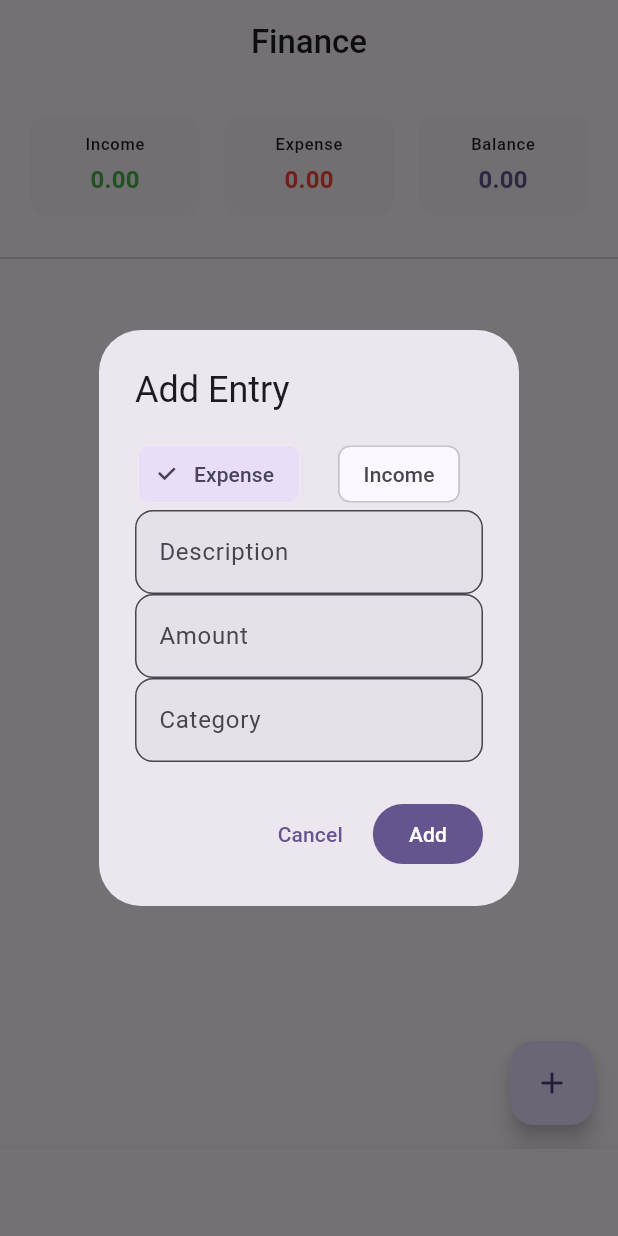
After one commit to lablogics/LifeLab, a Flutter app: the FinanceScreen screen opened by its route, after a tap on the "add" icon, on a phone screen of 412 x 824 dp. The commit adds this screen. Run offline on Flutter 3.47's test engine with Material 3 defaults, Android fonts, the phone set to English and light mode, and no system bars; our stand-ins replace dio, flutter_riverpod, flutter_secure_storage, go_router, isar; accounts and stored records are empty; generated files the repository leaves out were written again; network calls fail.

Commit message:
feat: add client-only features (Mail, Voice, Finance, Backup)

```diff
--- a/lib/app/router.dart
+++ b/lib/app/router.dart
@@ -22,6 +22,10 @@ import '../features/totp/presentation/totp_screen.dart';
 import '../features/photos/presentation/photos_screen.dart';
 import '../features/drive/presentation/drive_screen.dart';
 import 'settings_screen.dart';
+import '../features/mail/presentation/mail_screen.dart';
+import '../features/voice/presentation/voice_screen.dart';
+import '../features/finance/presentation/finance_screen.dart';
+import '../features/backup/presentation/backup_screen.dart';
 final routerProvider = Provider<GoRouter>((ref) {
   final auth = ref.watch(authProvider);
   return GoRouter(
@@ -65,6 +69,10 @@ final routerProvider = Provider<GoRouter>((ref) {
           GoRoute(path: '/photos', builder: (context, state) => const PhotosScreen()),
           GoRoute(path: '/drive', builder: (context, state) => const DriveScreen()),
           GoRoute(path: '/settings', builder: (context, state) => const SettingsScreen()),
+          GoRoute(path: '/mail', builder: (context, state) => const MailScreen()),
+          GoRoute(path: '/voice', builder: (context, state) => const VoiceScreen()),
+          GoRoute(path: '/finance', builder: (context, state) => const FinanceScreen()),
+          GoRoute(path: '/backup', builder: (context, state) => const BackupScreen()),
         ],
       ),
     ],
--- /dev/null
+++ b/lib/features/finance/data/finance_providers.dart
@@ -0,0 +1,33 @@
+import 'package:flutter_riverpod/flutter_riverpod.dart';
+
+class FinanceEntry {
+  final String id;
+  final String description;
+  final double amount;
+  final String category;
+  final bool isExpense;
+  final int date;
+  const FinanceEntry({required this.id, required this.description, required this.amount, required this.category, this.isExpense = true, this.date = 0});
+}
+
+class FinanceState {
+  final List<FinanceEntry> entries;
+  const FinanceState({this.entries = const []});
+  FinanceState copyWith({List<FinanceEntry>? entries}) => FinanceState(entries: entries ?? this.entries);
+  double get totalIncome => entries.where((e) => !e.isExpense).fold(0, (s, e) => s + e.amount);
+  double get totalExpense => entries.where((e) => e.isExpense).fold(0, (s, e) => s + e.amount);
+  double get balance => totalIncome - totalExpense;
+}
+
+class FinanceNotifier extends StateNotifier<FinanceState> {
+  FinanceNotifier() : super(const FinanceState());
+
+  void addEntry(String description, double amount, String category, bool isExpense) {
+    final entry = FinanceEntry(id: DateTime.now().millisecondsSinceEpoch.toString(), description: description, amount: amount, category: category, isExpense: isExpense, date: DateTime.now().millisecondsSinceEpoch);
+    state = state.copyWith(entries: [...state.entries, entry]);
+  }
+
+  void deleteEntry(String id) => state = state.copyWith(entries: state.entries.where((e) => e.id != id).toList());
+}
+
+final financeProvider = StateNotifierProvider<FinanceNotifier, FinanceState>((ref) => FinanceNotifier());
--- /dev/null
+++ b/lib/features/finance/presentation/finance_screen.dart
@@ -0,0 +1,65 @@
+import 'package:flutter/material.dart';
+import 'package:flutter_riverpod/flutter_riverpod.dart';
+import '../data/finance_providers.dart';
+
+class FinanceScreen extends ConsumerWidget {
+  const FinanceScreen({super.key});
+
+  @override
+  Widget build(BuildContext context, WidgetRef ref) {
+    final state = ref.watch(financeProvider);
+    final theme = Theme.of(context);
+
+    return Scaffold(
+      appBar: AppBar(title: const Text('Finance')),
+      floatingActionButton: FloatingActionButton(onPressed: () => _showAddDialog(context, ref), child: const Icon(Icons.add)),
+      body: Column(children: [
+        Padding(padding: const EdgeInsets.all(16), child: Row(children: [
+          Expanded(child: _SummaryCard(title: 'Income', amount: state.totalIncome, color: Colors.green)),
+          const SizedBox(width: 8),
+          Expanded(child: _SummaryCard(title: 'Expense', amount: state.totalExpense, color: Colors.red)),
+          const SizedBox(width: 8),
+          Expanded(child: _SummaryCard(title: 'Balance', amount: state.balance, color: theme.colorScheme.primary)),
+        ])),
+        const Divider(),
+        Expanded(child: state.entries.isEmpty
+            ? Center(child: Text('No entries yet', style: theme.textTheme.bodyLarge))
+            : ListView.builder(itemCount: state.entries.length, itemBuilder: (ctx, i) {
+                final e = state.entries[i];
+                return ListTile(leading: Icon(e.isExpense ? Icons.arrow_downward : Icons.arrow_upward, color: e.isExpense ? Colors.red : Colors.green), title: Text(e.description), subtitle: Text(e.category), trailing: Text('${e.isExpense ? '-' : '+'}${e.amount.toStringAsFixed(2)}', style: TextStyle(color: e.isExpense ? Colors.red : Colors.green, fontWeight: FontWeight.bold)));
+              })),
+      ]),
+    );
+  }
+
+  void _showAddDialog(BuildContext context, WidgetRef ref) {
+    final descCtrl = TextEditingController();
+    final amountCtrl = TextEditingController();
+    final catCtrl = TextEditingController();
+    bool isExpense = true;
+
+    showDialog(context: context, builder: (ctx) => StatefulBuilder(builder: (ctx, setDialogState) => AlertDialog(
+      title: const Text('Add Entry'),
+      content: SingleChildScrollView(child: Column(mainAxisSize: MainAxisSize.min, children: [
+        Row(children: [Expanded(child: ChoiceChip(label: const Text('Expense'), selected: isExpense, onSelected: (v) => setDialogState(() => isExpense = v))), const SizedBox(width: 8), Expanded(child: ChoiceChip(label: const Text('Income'), selected: !isExpense, onSelected: (v) => setDialogState(() => isExpense = !v)))]),
+        TextField(controller: descCtrl, decoration: const InputDecoration(labelText: 'Description')),
+        TextField(controller: amountCtrl, decoration: const InputDecoration(labelText: 'Amount'), keyboardType: const TextInputType.numberWithOptions(decimal: true)),
+        TextField(controller: catCtrl, decoration: const InputDecoration(labelText: 'Category')),
+      ])),
+      actions: [TextButton(onPressed: () => Navigator.pop(ctx), child: const Text('Cancel')), FilledButton(onPressed: () { ref.read(financeProvider.notifier).addEntry(descCtrl.text, double.tryParse(amountCtrl.text) ?? 0, catCtrl.text, isExpense); Navigator.pop(ctx); }, child: const Text('Add'))],
+    )));
+  }
+}
+
+class _SummaryCard extends StatelessWidget {
+  final String title;
+  final double amount;
+  final Color color;
+  const _SummaryCard({required this.title, required this.amount, required this.color});
+
+  @override
+  Widget build(BuildContext context) {
+    final theme = Theme.of(context);
+    return Card(child: Padding(padding: const EdgeInsets.all(12), child: Column(children: [Text(title, style: theme.textTheme.labelSmall), const SizedBox(height: 4), Text(amount.toStringAsFixed(2), style: theme.textTheme.titleMedium?.copyWith(color: color, fontWeight: FontWeight.bold))])));
+  }
+}
```
Also changed, not shown: lib/features/backup/presentation/backup_screen.dart (added, +51 -0 lines), lib/features/mail/data/mail_providers.dart (added, +58 -0 lines), lib/features/mail/presentation/mail_screen.dart (added, +43 -0 lines), lib/features/voice/data/voice_providers.dart (added, +29 -0 lines), lib/features/voice/presentation/voice_screen.dart (added, +25 -0 lines).
